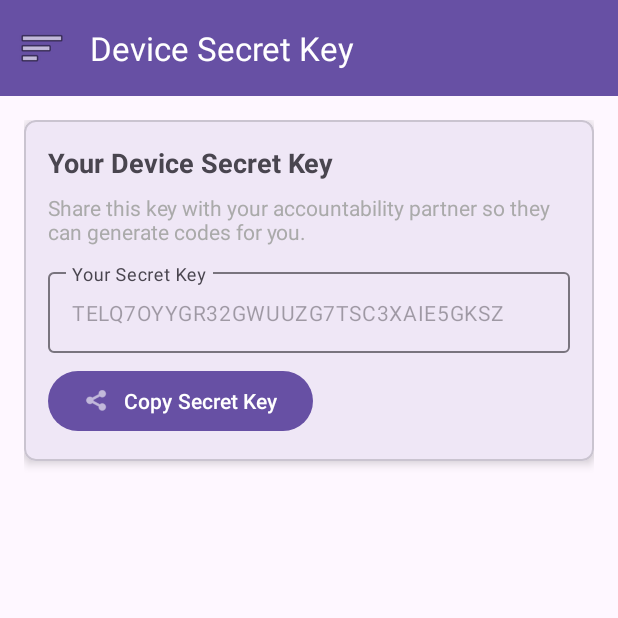
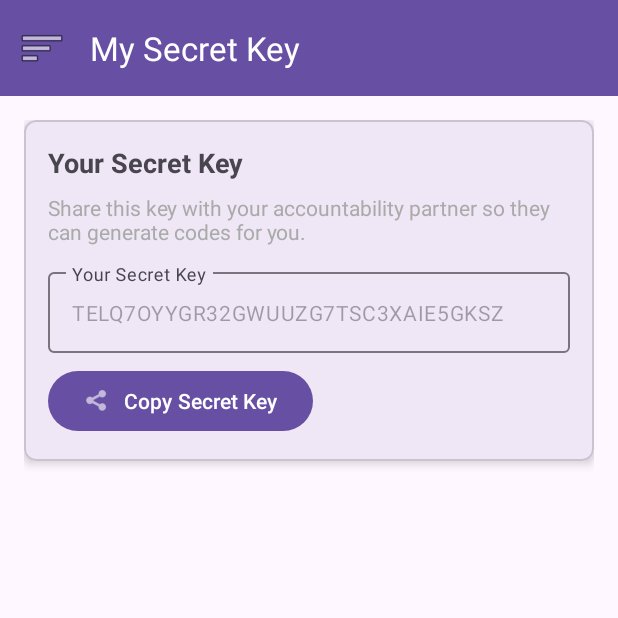
Before and after one commit to qwackedlebl/blockerapp, an Android app: the DeviceSecretActivity screen opened directly, with no data from a screen before it, after a tap on "Copy Secret Key", on a phone screen of 412 x 824 dp, the top half of it. Run offline under Robolectric (Android 15) with nearby library versions, the phone set to English and light mode, and no system bars.

Commit message:
Final final changes

```diff
--- a/app/src/main/AndroidManifest.xml
+++ b/app/src/main/AndroidManifest.xml
@@ -69,7 +69,7 @@
         <activity
             android:name=".ui.DeviceSecretActivity"
             android:exported="false"
-            android:label="Device Secret Key" />
+            android:label="My Secret Key" />
 
         <!-- Add Partner Activity -->
         <activity
--- a/app/src/main/java/com/hackathon/blockerapp/ui/DeviceSecretActivity.kt
+++ b/app/src/main/java/com/hackathon/blockerapp/ui/DeviceSecretActivity.kt
@@ -29,7 +29,7 @@ class DeviceSecretActivity : AppCompatActivity() {
         setSupportActionBar(binding.toolbar)
         supportActionBar?.setDisplayHomeAsUpEnabled(true)
         supportActionBar?.setHomeAsUpIndicator(android.R.drawable.ic_menu_sort_by_size)
-        supportActionBar?.title = "Device Secret Key"
+        supportActionBar?.title = "My Secret Key"
     }
 
     override fun onSupportNavigateUp(): Boolean {
@@ -87,7 +87,7 @@ class DeviceSecretActivity : AppCompatActivity() {
         binding.btnCopySecret.setOnClickListener {
             deviceSecret?.let { secret ->
                 val clipboard = getSystemService(Context.CLIPBOARD_SERVICE) as ClipboardManager
-                val clip = ClipData.newPlainText("Device Secret Key", secret)
+                val clip = ClipData.newPlainText("My Secret Key", secret)
                 clipboard.setPrimaryClip(clip)
                 Toast.makeText(this, "Secret key copied to clipboard", Toast.LENGTH_SHORT).show()
             }
--- a/app/src/main/java/com/hackathon/blockerapp/ui/FriendsActivity.kt
+++ b/app/src/main/java/com/hackathon/blockerapp/ui/FriendsActivity.kt
@@ -88,7 +88,7 @@ class FriendsActivity : AppCompatActivity() {
         binding.btnCopySecret.setOnClickListener {
             deviceSecret?.let { secret ->
                 val clipboard = getSystemService(Context.CLIPBOARD_SERVICE) as ClipboardManager
-                val clip = ClipData.newPlainText("Device Secret Key", secret)
+                val clip = ClipData.newPlainText("My Secret Key", secret)
                 clipboard.setPrimaryClip(clip)
                 Toast.makeText(this, "Secret key copied to clipboard", Toast.LENGTH_SHORT).show()
             }
--- a/app/src/main/java/com/hackathon/blockerapp/utils/PreferencesHelper.kt
+++ b/app/src/main/java/com/hackathon/blockerapp/utils/PreferencesHelper.kt
@@ -108,7 +108,7 @@ object PreferencesHelper {
         return removed
     }
 
-    // ==================== Device Secret Key (Write Once) ====================
+    // ==================== My Secret Key (Write Once) ====================
 
     /**
      * Get the device-specific secret key
--- a/app/src/main/res/layout/activity_add_partner.xml
+++ b/app/src/main/res/layout/activity_add_partner.xml
@@ -206,7 +206,7 @@
             android:id="@+id/nav_device_secret"
             android:layout_width="match_parent"
             android:layout_height="wrap_content"
-            android:text="Device Secret Key"
+            android:text="My Secret Key"
             android:textSize="16sp"
             android:padding="12dp"
             android:clickable="true"
--- a/app/src/main/res/layout/activity_device_secret.xml
+++ b/app/src/main/res/layout/activity_device_secret.xml
@@ -18,7 +18,7 @@
             android:layout_height="?attr/actionBarSize"
             android:background="?attr/colorPrimary"
             android:elevation="4dp"
-            app:title="Device Secret Key"
+            app:title="My Secret Key"
             app:titleTextColor="@android:color/white" />
 
         <!-- Content -->
@@ -32,7 +32,7 @@
                 android:layout_height="wrap_content"
                 android:orientation="vertical">
 
-                <!-- Device Secret Key Widget -->
+                <!-- My Secret Key Widget -->
                 <com.google.android.material.card.MaterialCardView
                     android:layout_width="match_parent"
                     android:layout_height="wrap_content"
@@ -49,7 +49,7 @@
                         <TextView
                             android:layout_width="match_parent"
                             android:layout_height="wrap_content"
-                            android:text="Your Device Secret Key"
+                            android:text="Your Secret Key"
                             android:textSize="18sp"
                             android:textStyle="bold"
                             android:paddingBottom="8dp" />
@@ -146,7 +146,7 @@
             android:id="@+id/nav_device_secret"
             android:layout_width="match_parent"
             android:layout_height="wrap_content"
-            android:text="Device Secret Key"
+            android:text="My Secret Key"
             android:textSize="16sp"
             android:padding="12dp"
             android:clickable="true"
--- a/app/src/main/res/layout/activity_friends.xml
+++ b/app/src/main/res/layout/activity_friends.xml
@@ -49,7 +49,7 @@
                         <TextView
                             android:layout_width="match_parent"
                             android:layout_height="wrap_content"
-                            android:text="Your Device Secret Key"
+                            android:text="Your Secret Key"
                             android:textSize="18sp"
                             android:textStyle="bold"
                             android:paddingBottom="8dp" />
--- a/app/src/main/res/layout/activity_how_it_works.xml
+++ b/app/src/main/res/layout/activity_how_it_works.xml
@@ -87,7 +87,7 @@
             android:id="@+id/nav_device_secret"
             android:layout_width="match_parent"
             android:layout_height="wrap_content"
-            android:text="Device Secret Key"
+            android:text="My Secret Key"
             android:textSize="16sp"
             android:padding="12dp"
             android:clickable="true"
--- a/app/src/main/res/layout/activity_main.xml
+++ b/app/src/main/res/layout/activity_main.xml
@@ -116,7 +116,7 @@
             android:id="@+id/nav_device_secret"
             android:layout_width="match_parent"
             android:layout_height="wrap_content"
-            android:text="Device Secret Key"
+            android:text="My Secret Key"
             android:textSize="16sp"
             android:padding="12dp"
             android:clickable="true"
--- a/app/src/main/res/layout/activity_my_apps.xml
+++ b/app/src/main/res/layout/activity_my_apps.xml
@@ -41,12 +41,14 @@
 
         <!-- Permission Status Card -->
         <com.google.android.material.card.MaterialCardView
+            android:id="@+id/permissionStatusCard"
             android:layout_width="match_parent"
             android:layout_height="wrap_content"
             app:cardElevation="2dp"
             android:layout_marginStart="16dp"
             android:layout_marginEnd="16dp"
-            android:layout_marginBottom="8dp">
+            android:layout_marginBottom="8dp"
+            android:visibility="gone">
 
             <TextView
                 android:id="@+id/permissionStatus"
@@ -127,7 +129,7 @@
             android:id="@+id/nav_device_secret"
             android:layout_width="match_parent"
             android:layout_height="wrap_content"
-            android:text="Device Secret Key"
+            android:text="My Secret Key"
             android:textSize="16sp"
             android:padding="12dp"
             android:clickable="true"
```
Also changed, not shown: app/src/main/java/com/hackathon/blockerapp/ui/MyAppsActivity.kt (+8 -6 lines).
